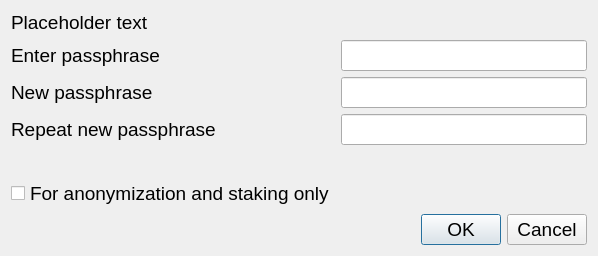
Old version of the form src/qt/forms/askpassphrasedialog.ui in the repository nyerium-core/nyerium.
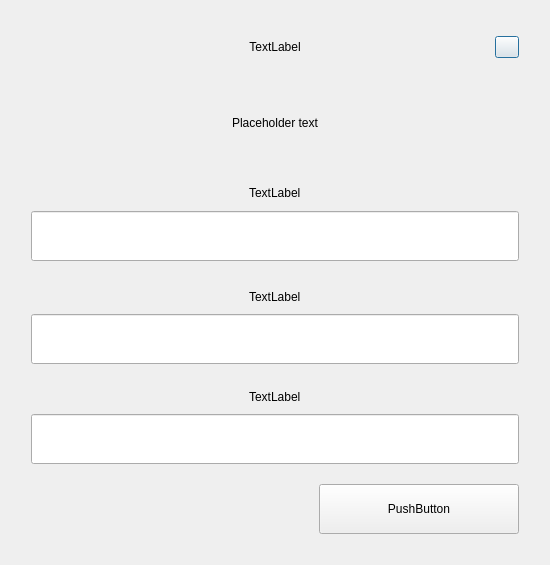
New version of the form.

```diff
--- a/src/qt/forms/askpassphrasedialog.ui
+++ b/src/qt/forms/askpassphrasedialog.ui
@@ -6,8 +6,8 @@
    <rect>
     <x>0</x>
     <y>0</y>
-    <width>598</width>
-    <height>222</height>
+    <width>550</width>
+    <height>565</height>
    </rect>
   </property>
   <property name="sizePolicy">
@@ -22,25 +22,92 @@
     <height>0</height>
    </size>
   </property>
-  <property name="font">
-   <font>
-    
-    <pointsize>14</pointsize>
-   </font>
+  <property name="maximumSize">
+   <size>
+    <width>550</width>
+    <height>16777215</height>
+   </size>
   </property>
   <property name="windowTitle">
    <string>Passphrase Dialog</string>
   </property>
   <layout class="QVBoxLayout" name="verticalLayout">
-   <property name="sizeConstraint">
-    <enum>QLayout::SetMinimumSize</enum>
-   </property>
+   <item>
+    <widget class="QWidget" name="left" native="true">
+     <property name="styleSheet">
+      <string notr="true"/>
+     </property>
+     <layout class="QVBoxLayout" name="left_3">
+      <property name="spacing">
+       <number>20</number>
+      </property>
+      <property name="leftMargin">
+       <number>20</number>
+      </property>
+      <property name="topMargin">
+       <number>20</number>
+      </property>
+      <property name="rightMargin">
+       <number>20</number>
+      </property>
+      <property name="bottomMargin">
+       <number>20</number>
+      </property>
    <item>
+       <layout class="QHBoxLayout" name="horizontalLayout_3" stretch="0,0">
+        <property name="spacing">
+         <number>0</number>
+        </property>
+        <item>
+         <widget class="QWidget" name="widget" native="true">
+          <property name="styleSheet">
+           <string notr="true">padding-left:24px;</string>
+          </property>
+          <layout class="QVBoxLayout" name="verticalLayoutTitle">
+           <property name="spacing">
+            <number>5</number>
+           </property>
+           <item alignment="Qt::AlignHCenter">
+            <widget class="QLabel" name="labelTitle">
+             <property name="text">
+              <string>TextLabel</string>
+             </property>
+             <property name="alignment">
+              <set>Qt::AlignCenter</set>
+             </property>
+            </widget>
+           </item>
+          </layout>
+         </widget>
+        </item>
+        <item>
+         <widget class="QPushButton" name="btnEsc">
+          <property name="maximumSize">
+           <size>
+            <width>24</width>
+            <height>16777215</height>
+           </size>
+          </property>
+          <property name="text">
+           <string/>
+          </property>
+         </widget>
+        </item>
+       </layout>
+      </item>
+      <item alignment="Qt::AlignHCenter|Qt::AlignVCenter">
     <widget class="QLabel" name="warningLabel">
-     <property name="font">
-   <font>
-       <pointsize>14</pointsize>
-      </font>
+        <property name="sizePolicy">
+         <sizepolicy hsizetype="Expanding" vsizetype="Expanding">
+          <horstretch>0</horstretch>
+          <verstretch>0</verstretch>
+         </sizepolicy>
+        </property>
+        <property name="minimumSize">
+         <size>
+          <width>400</width>
+          <height>0</height>
+         </size>
      </property>
      <property name="text">
       <string notr="true">Placeholder text</string>
@@ -48,103 +115,199 @@
      <property name="textFormat">
       <enum>Qt::RichText</enum>
      </property>
+        <property name="alignment">
+         <set>Qt::AlignCenter</set>
+        </property>
      <property name="wordWrap">
       <bool>true</bool>
      </property>
     </widget>
    </item>
    <item>
-    <layout class="QFormLayout" name="formLayout">
-     <property name="sizeConstraint">
-      <enum>QLayout::SetMinimumSize</enum>
-     </property>
-     <property name="fieldGrowthPolicy">
-      <enum>QFormLayout::AllNonFixedFieldsGrow</enum>
-     </property>
-     <item row="0" column="0">
+       <layout class="QHBoxLayout" name="horizontalLayout_6" stretch="2">
+        <property name="spacing">
+         <number>0</number>
+        </property>
+        <item>
+         <layout class="QVBoxLayout" name="verticalLayout_7">
+          <property name="spacing">
+           <number>5</number>
+          </property>
+          <item alignment="Qt::AlignHCenter">
       <widget class="QLabel" name="passLabel1">
-       <property name="font">
-        <font>
-         
-         <pointsize>14</pointsize>
-        </font>
+            <property name="minimumSize">
+             <size>
+              <width>0</width>
+              <height>20</height>
+             </size>
+            </property>
+            <property name="maximumSize">
+             <size>
+              <width>16777215</width>
+              <height>20</height>
+             </size>
        </property>
        <property name="text">
-        <string>Enter passphrase</string>
+             <string>TextLabel</string>
        </property>
       </widget>
      </item>
-     <item row="0" column="1">
+          <item>
+           <widget class="QWidget" name="layoutEdit" native="true">
+            <layout class="QHBoxLayout" name="horizontalLayout">
+             <property name="spacing">
+              <number>0</number>
+             </property>
+             <property name="leftMargin">
+              <number>0</number>
+             </property>
+             <property name="topMargin">
+              <number>0</number>
+             </property>
+             <property name="rightMargin">
+              <number>0</number>
+             </property>
+             <property name="bottomMargin">
+              <number>0</number>
+             </property>
+             <item>
       <widget class="QLineEdit" name="passEdit1">
-       <property name="font">
-        <font>
-         
-         <pointsize>14</pointsize>
-        </font>
+               <property name="minimumSize">
+                <size>
+                 <width>0</width>
+                 <height>50</height>
+                </size>
+               </property>
+               <property name="maximumSize">
+                <size>
+                 <width>16777215</width>
+                 <height>50</height>
+                </size>
        </property>
        <property name="echoMode">
         <enum>QLineEdit::Password</enum>
        </property>
       </widget>
      </item>
-     <item row="1" column="0">
+            </layout>
+           </widget>
+          </item>
+         </layout>
+        </item>
+       </layout>
+      </item>
+      <item>
+       <layout class="QVBoxLayout" name="verticalLayout_9">
+        <property name="spacing">
+         <number>5</number>
+        </property>
+        <item alignment="Qt::AlignHCenter">
       <widget class="QLabel" name="passLabel2">
-       <property name="font">
-        <font>
-         
-         <pointsize>14</pointsize>
-        </font>
-       </property>
        <property name="text">
-        <string>New passphrase</string>
+           <string>TextLabel</string>
        </property>
       </widget>
      </item>
-     <item row="1" column="1">
+        <item>
+         <widget class="QWidget" name="layoutEdit2" native="true">
+          <layout class="QHBoxLayout" name="horizontalLayout_2">
+           <property name="spacing">
+            <number>0</number>
+           </property>
+           <property name="leftMargin">
+            <number>0</number>
+           </property>
+           <property name="topMargin">
+            <number>0</number>
+           </property>
+           <property name="rightMargin">
+            <number>0</number>
+           </property>
+           <property name="bottomMargin">
+            <number>0</number>
+           </property>
+           <item>
       <widget class="QLineEdit" name="passEdit2">
-       <property name="font">
-        <font>
-         
-         <pointsize>14</pointsize>
-        </font>
+             <property name="minimumSize">
+              <size>
+               <width>0</width>
+               <height>50</height>
+              </size>
+             </property>
+             <property name="maximumSize">
+              <size>
+               <width>16777215</width>
+               <height>50</height>
+              </size>
        </property>
        <property name="echoMode">
         <enum>QLineEdit::Password</enum>
        </property>
-      </widget>
-     </item>
-     <item row="2" column="0">
+             <property name="alignment">
+              <set>Qt::AlignLeading|Qt::AlignLeft|Qt::AlignVCenter</set>
+             </property>
+            </widget>
+           </item>
+          </layout>
+         </widget>
+        </item>
+       </layout>
+      </item>
+      <item>
+       <layout class="QVBoxLayout" name="verticalLayout_10">
+        <property name="spacing">
+         <number>5</number>
+        </property>
+        <item alignment="Qt::AlignHCenter">
       <widget class="QLabel" name="passLabel3">
-       <property name="font">
-        <font>
-         
-         <pointsize>14</pointsize>
-        </font>
-       </property>
        <property name="text">
-        <string>Repeat new passphrase</string>
+           <string>TextLabel</string>
        </property>
       </widget>
      </item>
-     <item row="2" column="1">
+        <item>
       <widget class="QLineEdit" name="passEdit3">
-       <property name="font">
-        <font>
-         
-         <pointsize>14</pointsize>
-        </font>
+          <property name="minimumSize">
+           <size>
+            <width>0</width>
+            <height>50</height>
+           </size>
+          </property>
+          <property name="maximumSize">
+           <size>
+            <width>16777215</width>
+            <height>50</height>
+           </size>
        </property>
        <property name="echoMode">
         <enum>QLineEdit::Password</enum>
        </property>
-      </widget>
-     </item>
-     <item row="3" column="1">
-      <widget class="QLabel" name="capsLabel">
+          <property name="alignment">
+           <set>Qt::AlignLeading|Qt::AlignLeft|Qt::AlignVCenter</set>
+          </property>
+         </widget>
+        </item>
+       </layout>
+      </item>
+      <item>
+       <layout class="QHBoxLayout" name="horizontalLayout_7">
+        <item>
+         <spacer name="horizontalSpacer">
+          <property name="orientation">
+           <enum>Qt::Horizontal</enum>
+          </property>
+          <property name="sizeHint" stdset="0">
+           <size>
+            <width>40</width>
+            <height>20</height>
+           </size>
+          </property>
+         </spacer>
+        </item>
+        <item>
+         <widget class="QLabel" name="passWarningLabel">
        <property name="font">
         <font>
-         
-         <pointsize>14</pointsize>
          <weight>75</weight>
          <bold>true</bold>
         </font>
@@ -153,41 +316,48 @@
         <string/>
        </property>
        <property name="alignment">
-        <set>Qt::AlignCenter</set>
-       </property>
-      </widget>
-     </item>
-     <item row="4" column="0">
-      <widget class="QCheckBox" name="anonymizationCheckBox">
-       <property name="enabled">
-        <bool>true</bool>
-       </property>
-       <property name="visible">
-        <bool>false</bool>
-       </property>
-       <property name="toolTip">
-        <string>Serves to disable the trivial sendmoney when OS account compromised. Provides no real security.</string>
-       </property>
-       <property name="text">
-        <string>For anonymization and staking only</string>
-       </property>
-      </widget>
-     </item>
-    </layout>
+           <set>Qt::AlignLeading|Qt::AlignLeft|Qt::AlignVCenter</set>
+          </property>
+         </widget>
    </item>
    <item>
-    <widget class="QDialogButtonBox" name="buttonBox">
-     <property name="font">
-   <font>
-       <pointsize>14</pointsize>
-      </font>
-     </property>
+         <spacer name="horizontalSpacer_5">
      <property name="orientation">
       <enum>Qt::Horizontal</enum>
      </property>
-     <property name="standardButtons">
-      <set>QDialogButtonBox::Cancel|QDialogButtonBox::Ok</set>
-     </property>
+          <property name="sizeType">
+           <enum>QSizePolicy::Expanding</enum>
+          </property>
+          <property name="sizeHint" stdset="0">
+           <size>
+            <width>40</width>
+            <height>20</height>
+           </size>
+          </property>
+         </spacer>
+        </item>
+        <item>
+         <widget class="QPushButton" name="pushButtonOk">
+          <property name="minimumSize">
+           <size>
+            <width>200</width>
+            <height>50</height>
+           </size>
+          </property>
+          <property name="maximumSize">
+           <size>
+            <width>200</width>
+            <height>50</height>
+           </size>
+          </property>
+          <property name="text">
+           <string>PushButton</string>
+          </property>
+         </widget>
+        </item>
+       </layout>
+      </item>
+     </layout>
     </widget>
    </item>
   </layout>
```
Left out of the diff: 35 changed lines with no effect on the pictures. Lines whose indentation alone changed are shown as unchanged.
